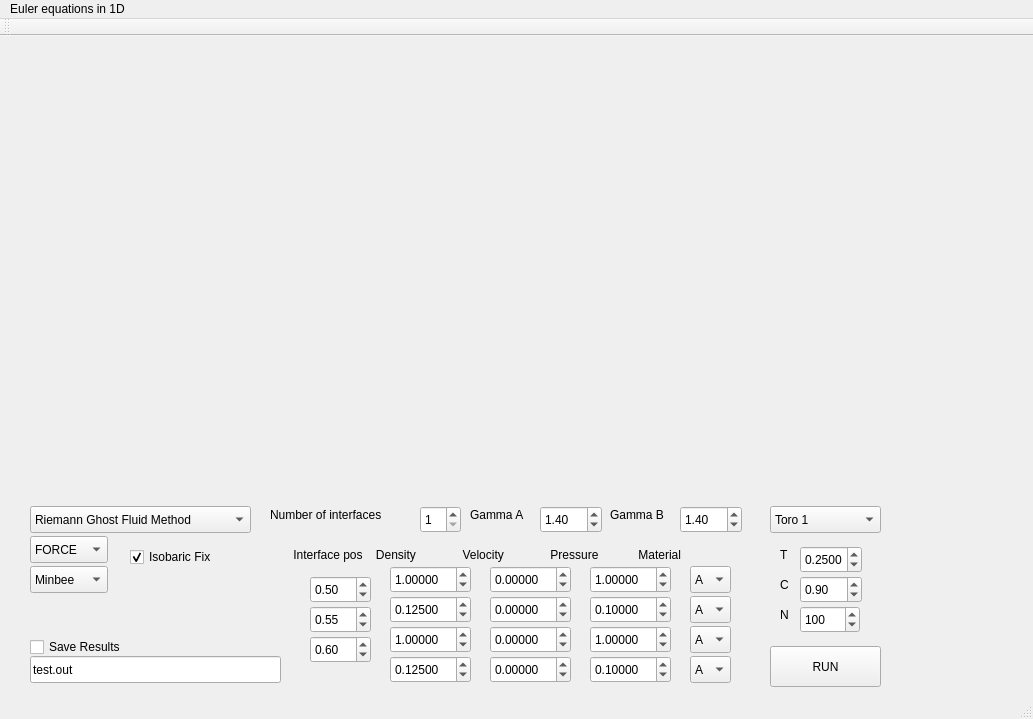
This is MultiMaterial/mainwindow.ui in knutsvk/GhostFluid as Qt 5 draws it before an edit. The edited form follows.
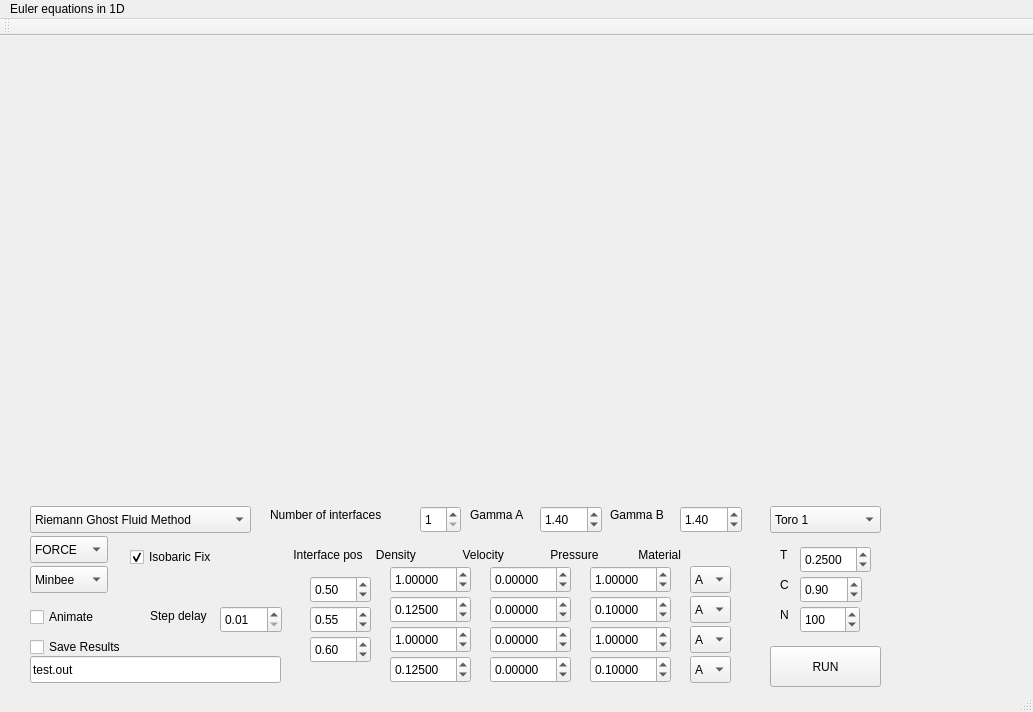
This is the edited form. Custom widgets are drawn as their Qt base class.

Commit message: GUI now allows for animation.

Patch:
```diff
--- a/MultiMaterial/mainwindow.ui
+++ b/MultiMaterial/mainwindow.ui
@@ -7,7 +7,7 @@
     <x>0</x>
     <y>0</y>
     <width>1033</width>
-    <height>719</height>
+    <height>712</height>
    </rect>
   </property>
   <property name="windowTitle">
@@ -421,7 +421,7 @@
      <rect>
       <x>800</x>
       <y>510</y>
-      <width>62</width>
+      <width>71</width>
       <height>27</height>
      </rect>
     </property>
@@ -862,6 +862,57 @@
      </rect>
     </property>
    </widget>
+   <widget class="QCheckBox" name="Animate">
+    <property name="geometry">
+     <rect>
+      <x>30</x>
+      <y>570</y>
+      <width>121</width>
+      <height>22</height>
+     </rect>
+    </property>
+    <property name="text">
+     <string>Animate</string>
+    </property>
+    <property name="tristate">
+     <bool>false</bool>
+    </property>
+   </widget>
+   <widget class="QDoubleSpinBox" name="SleepTime">
+    <property name="geometry">
+     <rect>
+      <x>220</x>
+      <y>570</y>
+      <width>62</width>
+      <height>27</height>
+     </rect>
+    </property>
+    <property name="decimals">
+     <number>2</number>
+    </property>
+    <property name="minimum">
+     <double>0.010000000000000</double>
+    </property>
+    <property name="maximum">
+     <double>1.000000000000000</double>
+    </property>
+    <property name="singleStep">
+     <double>0.100000000000000</double>
+    </property>
+   </widget>
+   <widget class="QLabel" name="SleepTimeLabel">
+    <property name="geometry">
+     <rect>
+      <x>150</x>
+      <y>570</y>
+      <width>71</width>
+      <height>20</height>
+     </rect>
+    </property>
+    <property name="text">
+     <string>Step delay</string>
+    </property>
+   </widget>
   </widget>
   <widget class="QMenuBar" name="menuBar">
    <property name="geometry">
```
The commit also changes 4 other files.
